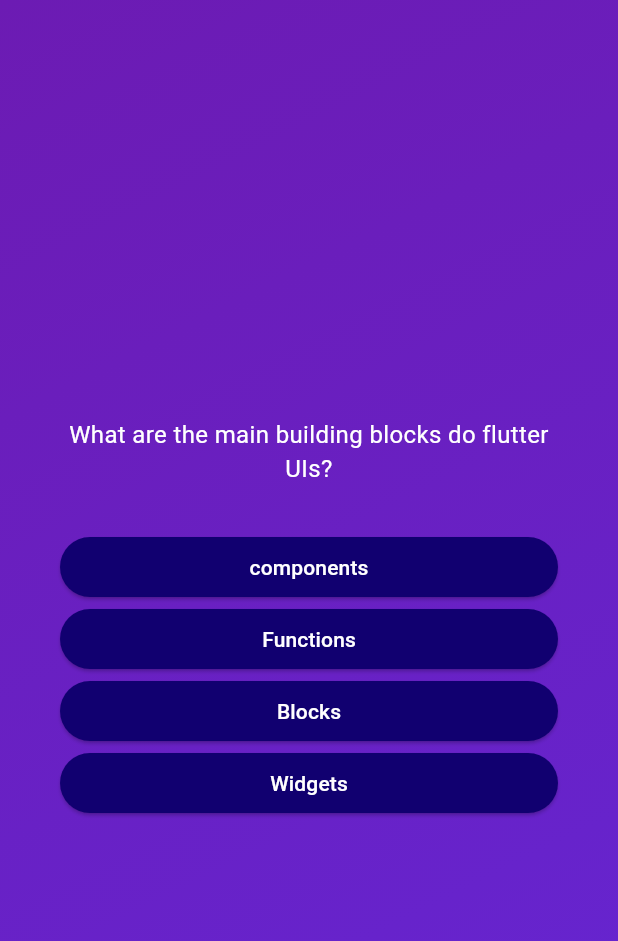
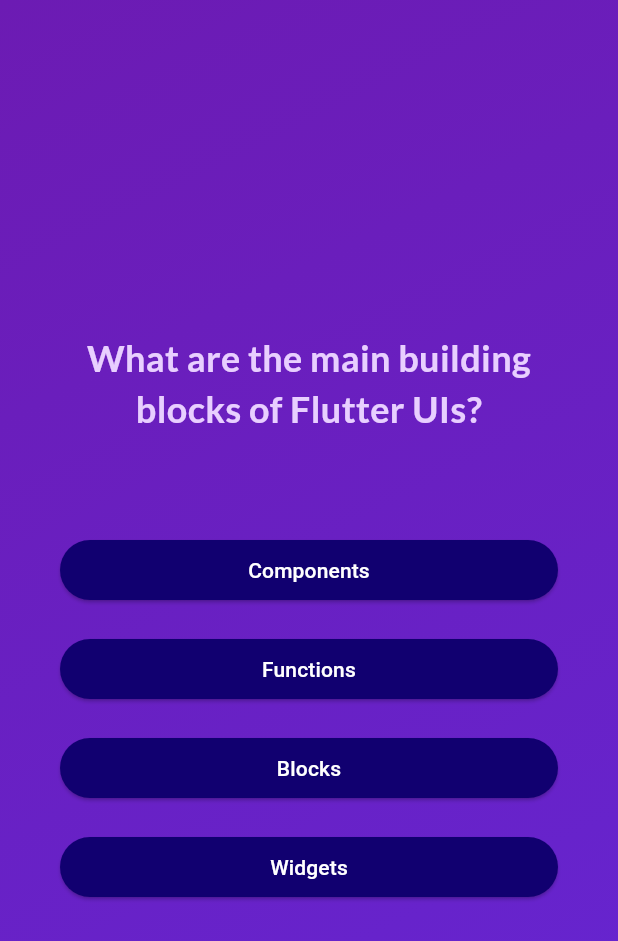
Before and after one commit to Joseph78888/Quiz-flutter-app, a Flutter app: the screen it shows after launch, after a tap on "Start Quiz", on a phone screen of 412 x 824 dp. Shown: the top 941 px of the screen. Run offline on Flutter 3.47's test engine with Material 3 defaults, Android fonts, the phone set to English and light mode, and no system bars; our stand-ins replace google_fonts.

Commit message:
finishing the style stuff

```diff
--- a/lib/answer_button.dart
+++ b/lib/answer_button.dart
@@ -16,7 +16,7 @@ class AnswerButton extends StatelessWidget {
           borderRadius: BorderRadiusGeometry.circular(40),
         ),
       ),
-      child: Text(answerText),
+      child: Text(answerText, textAlign: TextAlign.center),
     );
   }
 }
--- a/lib/data/questions.dart
+++ b/lib/data/questions.dart
@@ -1,34 +1,43 @@
 import 'package:quizz_app/model/quiz_question.dart';
 
 const questions = [
-  QuizQuestion('What are the main building blocks do flutter UIs?', [
+  QuizQuestion('What are the main building blocks of Flutter UIs?', [
     'Widgets',
-    'components',
+    'Components',
     'Blocks',
     'Functions',
   ]),
-  QuizQuestion('What are the main building blocks do flutter UIs?', [
-    'Widgets',
-    'components',
-    'Blocks',
-    'Functions',
+  QuizQuestion('How are Flutter UIs built?', [
+    'By combining widgets in code',
+    'By combining widgets in a visual editor',
+    'By defining widgets in config files',
+    'By using XCode for iOS and Android Studio for Android',
   ]),
-  QuizQuestion('What are the main building blocks do flutter UIs?', [
-    'Widgets',
-    'components',
-    'Blocks',
-    'Functions',
+  QuizQuestion('What\'s the purpose of a StatefulWidget?', [
+    'Update UI as data changes',
+    'Update data as UI changes',
+    'Ignore data changes',
+    'Render UI that does not depend on data',
   ]),
-  QuizQuestion('What are the main building blocks do flutter UIs?', [
-    'Widgets',
-    'components',
-    'Blocks',
-    'Functions',
+  QuizQuestion(
+    'Which widget should you try to use more often: StatelessWidget or StatefulWidget?',
+    [
+      'StatelessWidget',
+      'StatefulWidget',
+      'Both are equally good',
+      'None of the above',
+    ],
+  ),
+  QuizQuestion('What happens if you change data in a StatelessWidget?', [
+    'The UI is not updated',
+    'The UI is updated',
+    'The closest StatefulWidget is updated',
+    'Any nested StatefulWidgets are updated',
   ]),
-  QuizQuestion('What are the main building blocks do flutter UIs?', [
-    'Widgets',
-    'components',
-    'Blocks',
-    'Functions',
+  QuizQuestion('How should you update data inside of StatefulWidgets?', [
+    'By calling setState()',
+    'By calling updateData()',
+    'By calling updateUI()',
+    'By calling updateState()',
   ]),
 ];
--- a/lib/question_screen.dart
+++ b/lib/question_screen.dart
@@ -1,4 +1,5 @@
 import 'package:flutter/material.dart';
+import 'package:google_fonts/google_fonts.dart';
 import 'package:quizz_app/answer_button.dart';
 import 'package:quizz_app/data/questions.dart';
 
@@ -10,25 +11,41 @@ class QuestionScreen extends StatefulWidget {
 }
 
 class _QuestionScreenState extends State<QuestionScreen> {
+  var curentQuestionIndex = 0;
+
+  void answerQuestion() {
+    setState(() {
+      curentQuestionIndex++;
+    });
+  }
+
   @override
   Widget build(BuildContext context) {
-    final curentQuestion = questions[0];
+    final curentQuestion = questions[curentQuestionIndex];
     return SizedBox(
       width: double.infinity,
       child: Container(
         margin: EdgeInsets.all(40),
         child: Column(
+          spacing: Checkbox.width,
           mainAxisAlignment: MainAxisAlignment.center,
           crossAxisAlignment: CrossAxisAlignment.stretch,
           children: [
             Text(
               curentQuestion.question,
-              style: TextStyle(color: Colors.white, fontSize: 16),
+              style: GoogleFonts.lato(
+                color: const Color.fromARGB(255, 232, 207, 255),
+                fontSize: 24,
+                fontWeight: FontWeight.bold,
+              ),
               textAlign: TextAlign.center,
             ),
             SizedBox(height: 30),
             ...curentQuestion.getShuffledAnswer().map((answer) {
-              return AnswerButton(answer, () {});
+              return AnswerButton(
+                answer,
+                answerQuestion,
+              ); // answerQuestion => pinter to the function.
             }),
           ],
         ),
--- a/lib/start_screen.dart
+++ b/lib/start_screen.dart
@@ -1,4 +1,5 @@
 import 'package:flutter/material.dart';
+import 'package:google_fonts/google_fonts.dart';
 
 class StartScreen extends StatefulWidget {
   const StartScreen(this.startQuiz, {super.key});
@@ -22,9 +23,13 @@ class _StartScreenState extends State<StartScreen> {
             color: const Color.fromARGB(219, 223, 215, 255),
           ),
           const SizedBox(height: 50),
-          const Text(
+          Text(
             'Learn Flutter the Fun Way!',
-            style: TextStyle(color: Colors.white, fontSize: 20),
+            style: GoogleFonts.lato(
+              color: const Color.fromARGB(255, 229, 207, 255),
+              fontSize: 24,
+              fontWeight: FontWeight.bold,
+            ),
           ),
           const SizedBox(height: 30),
           OutlinedButton.icon(
```
Also changed, not shown: 1 other file.
